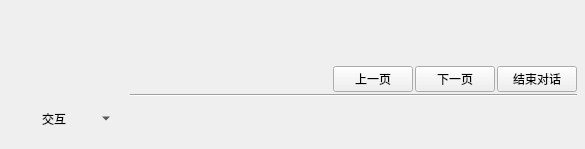
The window that src/coeus/coeus_client_qt/dialogue_box.ui (AngryPowman/Coeus) describes before a commit, drawn with Qt 5.
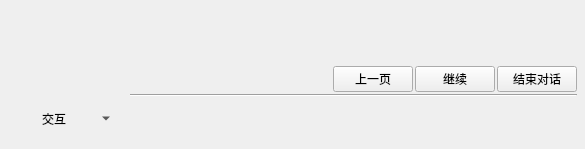
The same window after the commit.

Patch:
```diff
--- a/src/coeus/coeus_client_qt/dialogue_box.ui
+++ b/src/coeus/coeus_client_qt/dialogue_box.ui
@@ -275,7 +275,7 @@
           </sizepolicy>
          </property>
          <property name="text">
-          <string>下一页</string>
+          <string>继续</string>
          </property>
         </widget>
        </item>
```
